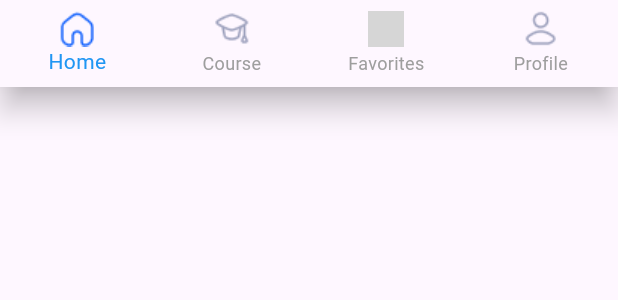
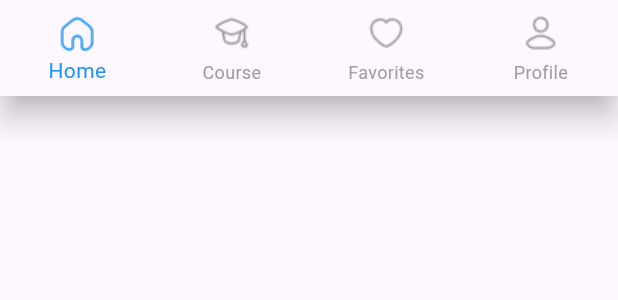
Before and after one commit to Cource-startup/app_front, a Flutter app: the CustomFooter widget shown alone on an empty page, opened directly with empty values, on a phone screen of 412 x 824 dp. Shown: the top 300 px of the screen. Run offline on Flutter 3.47's test engine with Material 3 defaults, Android fonts, the phone set to English and light mode, and no system bars; our stand-ins replace flutter_dotenv, flutter_riverpod, flutter_svg, google_sign_in, hooks_riverpod; grey boxes are pictures that could not be loaded.

Commit message:
add custom footer

```diff
--- a/lib/main.dart
+++ b/lib/main.dart
@@ -2,7 +2,6 @@ import 'package:app_front/views/screens/splash_screen.dart';
 import 'package:flutter/material.dart';
 import 'package:flutter_riverpod/flutter_riverpod.dart';
 import 'package:flutter_dotenv/flutter_dotenv.dart';
-+
 
 void main() async {
   await dotenv.load(fileName: ".env");
--- /dev/null
+++ b/lib/views/widgets/custom-footer.dart
@@ -0,0 +1,49 @@
+import 'package:flutter/material.dart';
+
+class CustomFooter extends StatefulWidget {
+  final Function(int) onItemSelected;
+  final int currentIndex;
+
+  const CustomFooter({
+    super.key,
+    required this.onItemSelected,
+    required this.currentIndex,
+  });
+
+  @override
+  _CustomFooterState createState() => _CustomFooterState();
+}
+
+class _CustomFooterState extends State<CustomFooter> {
+  final List<Map<String, String>> _navigationItems = [
+    {'image': 'assets/images/icons/home-footer.png', 'label': 'Home'},
+    {'image': 'assets/images/icons/study-footer.png', 'label': 'Course'},
+    {'image': 'assets/images/icons/like-footer.png', 'label': 'Favorites'},
+    {'image': 'assets/images/icons/user-footer.png', 'label': 'Profile'},
+  ];
+
+  @override
+  Widget build(BuildContext context) {
+    return BottomNavigationBar(
+      items: _navigationItems.map((item) {
+        final index = _navigationItems.indexOf(item);
+        final isSelected = widget.currentIndex == index;
+
+        return BottomNavigationBarItem(
+          icon: Image.asset(
+            item['image']!,
+            height: 30,
+            width: 30,
+            color: isSelected ? Colors.blue : Colors.grey,
+          ),
+          label: item['label'],
+        );
+      }).toList(),
+      currentIndex: widget.currentIndex,
+      selectedItemColor: Colors.blue,
+      unselectedItemColor: Colors.grey,
+      onTap: widget.onItemSelected,
+      type: BottomNavigationBarType.fixed,
+    );
+  }
+}
--- a/lib/views/widgets/futter-bar.dart
+++ /dev/null
@@ -1,46 +0,0 @@
-import 'package:flutter/material.dart';
-
-class CustomFooter extends StatefulWidget {
-  final Function(int)
-      onItemSelected; // Коллбек для передачи индекса выбранной вкладки
-  final int currentIndex; // Текущий индекс (для подсветки активного элемента)
-
-  const CustomFooter({
-    Key? key,
-    required this.onItemSelected,
-    required this.currentIndex,
-  }) : super(key: key);
-
-  @override
-  _CustomFooterState createState() => _CustomFooterState();
-}
-
-class _CustomFooterState extends State<CustomFooter> {
-  final List<Map<String, String>> _navigationItems = [
-    {'image': 'assets/images/icons/home-footer.png', 'label': 'Home'},
-    {'image': 'assets/images/icons/study-footer.png', 'label': 'Course'},
-    {'image': 'assets/images/icons/like-footer.pnh', 'label': 'Favorites'},
-    {'image': 'assets/images/icons/user-footer.png', 'label': 'Profile'},
-  ];
-
-  @override
-  Widget build(BuildContext context) {
-    return BottomNavigationBar(
-      items: _navigationItems
-          .map((item) => BottomNavigationBarItem(
-                icon: Image.asset(
-                  item['image']!,
-                  height: 24,
-                  width: 24,
-                ),
-                label: item['label'],
-              ))
-          .toList(),
-      currentIndex: widget.currentIndex,
-      selectedItemColor: Colors.blue, // Цвет активной вкладки
-      unselectedItemColor: Colors.grey, // Цвет неактивных вкладок
-      onTap: widget.onItemSelected,
-      type: BottomNavigationBarType.fixed, // Для фиксированной ширины
-    );
-  }
-}
```
Also changed, not shown: lib/views/screens/course_screen.dart (added, +52 -0 lines), lib/views/screens/favorite_screen.dart (added, +52 -0 lines), lib/views/screens/home_screen.dart (+31 -17 lines), lib/views/screens/profile_screen.dart (added, +68 -0 lines).
